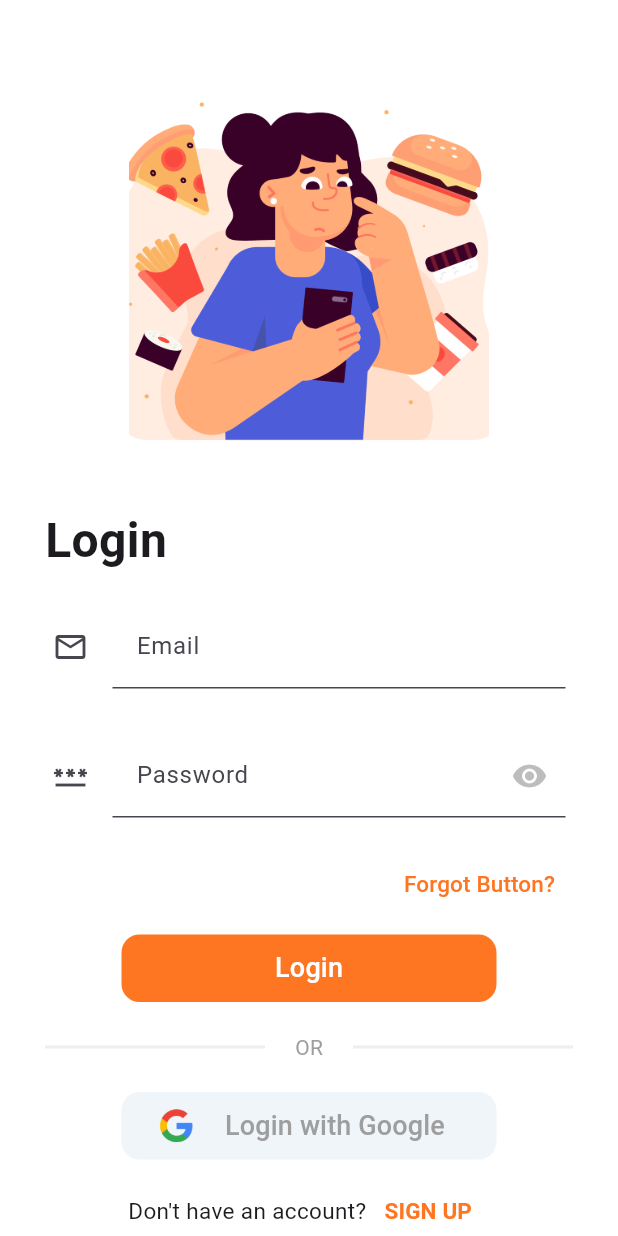
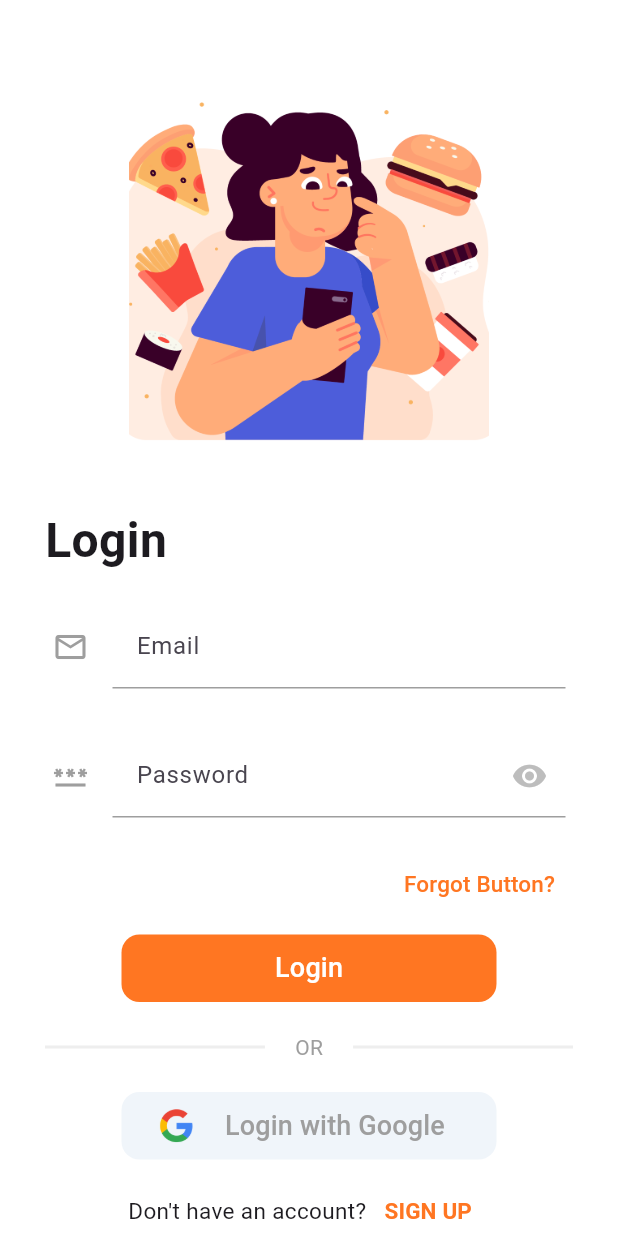
Before and after one commit to ismaildrcn/food-delivery, a Flutter app: the screen it shows after launch, on a phone screen of 412 x 824 dp. Run offline on Flutter 3.47's test engine with Material 3 defaults, Android fonts, the phone set to English and light mode, and no system bars; our stand-ins replace dots_indicator, hexcolor.

Commit message:
Change border color of login TextField

```diff
--- a/lib/screens/login/login.dart
+++ b/lib/screens/login/login.dart
@@ -78,11 +78,16 @@ class _LoginState extends State<Login> {
                                 child: TextField(
                                   controller: mailController,
                                   decoration: InputDecoration(
-                                    border: UnderlineInputBorder(),
+                                    enabledBorder: UnderlineInputBorder(
+                                        borderSide:
+                                            BorderSide(color: Colors.grey)),
                                     labelText: "Email",
                                     filled: true,
                                     fillColor: Colors.white,
-                                    icon: Icon(Icons.email_outlined),
+                                    icon: Icon(
+                                      Icons.email_outlined,
+                                      color: Colors.grey,
+                                    ),
                                   ),
                                   style:
                                       TextStyle(backgroundColor: Colors.white),
@@ -105,10 +110,16 @@ class _LoginState extends State<Login> {
                                   controller: passwordController,
                                   obscureText: _obscureText,
                                   decoration: InputDecoration(
+                                    enabledBorder: UnderlineInputBorder(
+                                        borderSide:
+                                            BorderSide(color: Colors.grey)),
                                     filled: true,
                                     fillColor: Colors.white,
                                     labelText: 'Password',
-                                    icon: Icon(Icons.password),
+                                    icon: Icon(
+                                      Icons.password,
+                                      color: Colors.grey,
+                                    ),
                                     suffixIcon: IconButton(
                                       icon: Icon(
                                         // Based on passwordVisible state choose the icon
```
